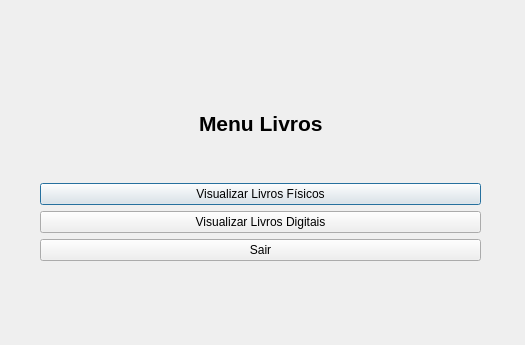
Above: Teste-Menu/menulivros.ui from MateusRiba/Sistema-de-Biblioteca-CRUD before the change. Below: the same form after it.
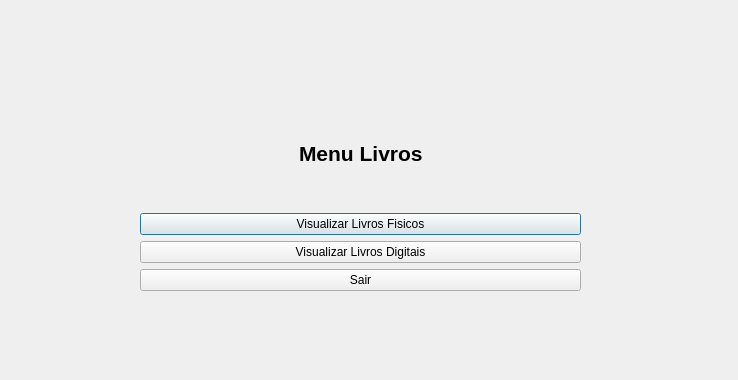
That is the form after the change.

Commit message: implementaçao das listagems de livros fisicos e digitais

Diff of the .ui file:
```diff
--- a/Teste-Menu/menulivros.ui
+++ b/Teste-Menu/menulivros.ui
@@ -6,8 +6,8 @@
    <rect>
     <x>0</x>
     <y>0</y>
-    <width>525</width>
-    <height>345</height>
+    <width>738</width>
+    <height>380</height>
    </rect>
   </property>
   <property name="windowTitle">
@@ -16,8 +16,8 @@
   <widget class="QWidget" name="verticalLayoutWidget">
    <property name="geometry">
     <rect>
-     <x>40</x>
-     <y>70</y>
+     <x>140</x>
+     <y>100</y>
      <width>441</width>
      <height>191</height>
     </rect>
@@ -67,14 +67,14 @@
      </layout>
     </item>
     <item>
-     <widget class="QPushButton" name="btnVisualizarLivros">
+     <widget class="QPushButton" name="btnVisualizarFisicos">
       <property name="text">
-       <string>Visualizar Livros Físicos</string>
+       <string>Visualizar Livros Fisicos</string>
       </property>
      </widget>
     </item>
     <item>
-     <widget class="QPushButton" name="btnRealizarEmprestimo">
+     <widget class="QPushButton" name="btnVisualizarLivros">
       <property name="text">
        <string>Visualizar Livros Digitais</string>
       </property>
```
The commit also changes 9 other files.
